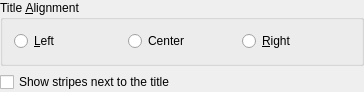
Above: clients/oxygen/config/oxygenconfig.ui from KDE/kwin before the change. Below: the same form after it.
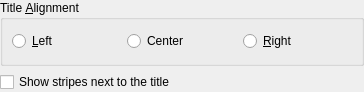
That is the form after the change.

Commit message:
SVN_SILENT Cleanup .ui files
This removes (as discussed on k-c-d)
* obsolete <pixmapfunction>
* deprecated <layoutdefault>
* empty <author>, <comment>, <exportmacro>

What changed in the file:
```diff
--- a/clients/oxygen/config/oxygenconfig.ui
+++ b/clients/oxygen/config/oxygenconfig.ui
@@ -62,7 +62,6 @@
    </item>
   </layout>
  </widget>
- <layoutdefault spacing="6" margin="11"/>
   <resources/>
  <connections/>
 </ui>
```
The commit also changes 7 other files.
